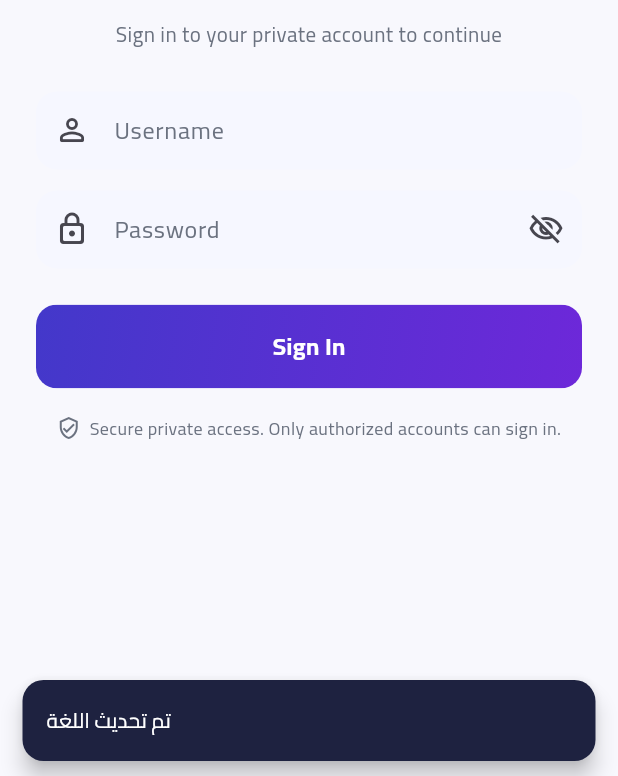
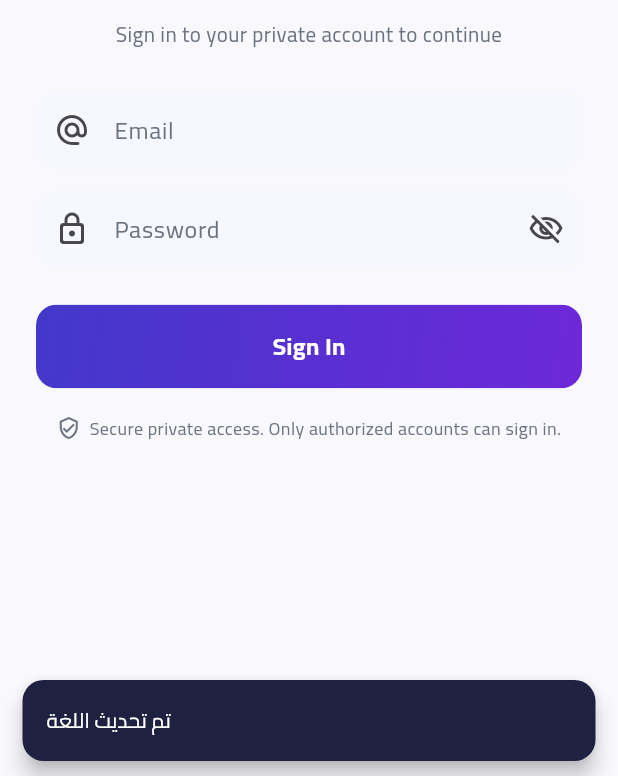
Before and after one commit to ahmedabdelsalam07/english-core-tap, a Flutter app: the LoginScreen screen opened by its route, after a tap on the "language" icon, on a phone screen of 412 x 824 dp, the part 460-1236 px from its top. Run offline on Flutter 3.47's test engine with Material 3 defaults, Android fonts, the phone set to English and light mode, and no system bars; our stand-ins replace audioplayers, firebase_auth, firebase_core, flutter_riverpod, flutter_secure_storage, flutter_tts and 4 more; missing offline and left inert: dart:html; accounts and stored records are empty.

Commit message:
Login with email + password (matches Firebase users) (v1.0.18)

```diff
--- a/lib/core/constants.dart
+++ b/lib/core/constants.dart
@@ -3,7 +3,7 @@ class Constants {
   static const String brand = 'ENGLISH CORE';
   static const String brandSub = 'MR. THARWAT TAWFIQ';
   /// Bump on every release (must match the GitHub release tag, without 'v').
-  static const String appVersion = '1.0.17';
+  static const String appVersion = '1.0.18';
   static const String githubRepo =
       'ahmedabdelsalam07/english-core-tap';
   static const String websiteUrl = 'https://www.quickpronounce.site/';
--- a/lib/data/services/backend_client.dart
+++ b/lib/data/services/backend_client.dart
@@ -8,8 +8,8 @@ import '../../core/constants.dart';
 import 'api_config.dart';
 import 'storage_keys.dart';
 
-/// Accounts sign in with a short username; the app maps it to an email on
-/// the project auth domain. The admin (teacher) creates these accounts.
+/// Accounts sign in with the email + password pair created for them in the
+/// Firebase console by the admin (teacher). No local email mapping is done.
 const String authEmailDomain = 'englishcore.app';
 
 /// Authenticated account (never stores the password).
@@ -68,7 +68,9 @@ class FirebaseAuthService implements AuthService {
 
   @override
   Future<UserAccount> login(String username, String password) async {
-    final email = toAuthEmail(username.trim());
+    // Accounts are Firebase Auth email+password users; the login field is the
+    // plain email address exactly as created in the Firebase console.
+    final email = username.trim();
     if (email.isEmpty || password.isEmpty) {
       throw const AppException(AppErrorKind.emptyInput);
     }
@@ -99,15 +101,7 @@ class FirebaseAuthService implements AuthService {
   }
 }
 
-/// Converts a short username (e.g. `student1`) to an auth email
-/// (`student1@englishcore.app`). Full emails pass through unchanged.
-String toAuthEmail(String input) {
-  final value = input.trim();
-  if (value.isEmpty) return '';
-  if (value.contains('@')) return value;
-  return '$value@$authEmailDomain';
-}
-
+/// Display name derived from the account email (the part before '@').
 String usernameFrom(User user) {
   final email = user.email;
   if (email == null || email.isEmpty) return user.uid;
--- a/lib/features/auth/login_screen.dart
+++ b/lib/features/auth/login_screen.dart
@@ -19,32 +19,40 @@ class LoginScreen extends ConsumerStatefulWidget {
 }
 
 class _LoginScreenState extends ConsumerState<LoginScreen> {
-  final _username = TextEditingController();
+  static final RegExp _emailRegex = RegExp(
+    r'^[^\s@]+@[^\s@]+\.[^\s@]+$',
+  );
+
+  final _email = TextEditingController();
   final _password = TextEditingController();
   bool _obscure = true;
   String? _error;
 
   @override
   void dispose() {
-    _username.dispose();
+    _email.dispose();
     _password.dispose();
     super.dispose();
   }
 
   Future<void> _login() async {
     final l10n = AppLocalizations.of(context);
-    final username = _username.text.trim();
+    final email = _email.text.trim();
     final password = _password.text;
 
-    if (username.isEmpty || password.isEmpty) {
+    if (email.isEmpty || password.isEmpty) {
       setState(() => _error = l10n.loginFieldRequired);
+      return;
+    }
+    if (!_emailRegex.hasMatch(email)) {
+      setState(() => _error = l10n.loginEmailInvalid);
       return;
     }
 
     FocusScope.of(context).unfocus();
     setState(() => _error = null);
     final controller = ref.read(authControllerProvider.notifier);
-    await controller.login(username, password);
+    await controller.login(email, password);
 
     if (!mounted) return;
     final state = ref.read(authControllerProvider);
@@ -126,12 +134,13 @@ const Row(
                   ),
                   const SizedBox(height: 28),
                   TextField(
-                    controller: _username,
+                    controller: _email,
+                    keyboardType: TextInputType.emailAddress,
                     textInputAction: TextInputAction.next,
-                    autofillHints: const [AutofillHints.username],
+                    autofillHints: const [AutofillHints.email],
                     decoration: InputDecoration(
                       labelText: l10n.loginUsername,
-                      prefixIcon: const Icon(Icons.person_outline_rounded),
+                      prefixIcon: const Icon(Icons.alternate_email_rounded),
                     ),
                   ),
                   const SizedBox(height: 14),
--- a/lib/l10n/app_en.arb
+++ b/lib/l10n/app_en.arb
@@ -27,14 +27,15 @@
 
   "loginTitle": "Welcome",
   "loginSubtitle": "Sign in to your private account to continue",
-  "loginUsername": "Username",
+  "loginUsername": "Email",
   "loginPassword": "Password",
   "loginButton": "Sign In",
   "loginLoading": "Signing in...",
-  "loginErrorInvalid": "Username or password is incorrect.",
+  "loginErrorInvalid": "Email or password is incorrect.",
   "loginErrorNetwork": "Could not connect to the server. Check your internet connection and try again.",
   "loginErrorBackend": "The secure backend is not configured. Please configure the API server before using the app.",
-  "loginFieldRequired": "Please enter username and password.",
+  "loginFieldRequired": "Please enter your email and password.",
+  "loginEmailInvalid": "Please enter a valid email address.",
   "loginSecureNote": "Secure private access. Only authorized accounts can sign in.",
 
   "homeTitle": "Pronounce English",
--- a/lib/l10n/app_localizations.dart
+++ b/lib/l10n/app_localizations.dart
@@ -239,7 +239,7 @@ abstract class AppLocalizations {
   /// No description provided for @loginUsername.
   ///
   /// In en, this message translates to:
-  /// **'Username'**
+  /// **'Email'**
   String get loginUsername;
 
   /// No description provided for @loginPassword.
@@ -263,7 +263,7 @@ abstract class AppLocalizations {
   /// No description provided for @loginErrorInvalid.
   ///
   /// In en, this message translates to:
-  /// **'Username or password is incorrect.'**
+  /// **'Email or password is incorrect.'**
   String get loginErrorInvalid;
 
   /// No description provided for @loginErrorNetwork.
@@ -281,8 +281,14 @@ abstract class AppLocalizations {
   /// No description provided for @loginFieldRequired.
   ///
   /// In en, this message translates to:
-  /// **'Please enter username and password.'**
+  /// **'Please enter your email and password.'**
   String get loginFieldRequired;
+
+  /// No description provided for @loginEmailInvalid.
+  ///
+  /// In en, this message translates to:
+  /// **'Please enter a valid email address.'**
+  String get loginEmailInvalid;
 
   /// No description provided for @loginSecureNote.
   ///
--- a/lib/l10n/app_localizations_en.dart
+++ b/lib/l10n/app_localizations_en.dart
@@ -81,7 +81,7 @@ class AppLocalizationsEn extends AppLocalizations {
   String get loginSubtitle => 'Sign in to your private account to continue';
 
   @override
-  String get loginUsername => 'Username';
+  String get loginUsername => 'Email';
 
   @override
   String get loginPassword => 'Password';
@@ -93,7 +93,7 @@ class AppLocalizationsEn extends AppLocalizations {
   String get loginLoading => 'Signing in...';
 
   @override
-  String get loginErrorInvalid => 'Username or password is incorrect.';
+  String get loginErrorInvalid => 'Email or password is incorrect.';
 
   @override
   String get loginErrorNetwork =>
@@ -104,7 +104,10 @@ class AppLocalizationsEn extends AppLocalizations {
       'The secure backend is not configured. Please configure the API server before using the app.';
 
   @override
-  String get loginFieldRequired => 'Please enter username and password.';
+  String get loginFieldRequired => 'Please enter your email and password.';
+
+  @override
+  String get loginEmailInvalid => 'Please enter a valid email address.';
 
   @override
   String get loginSecureNote =>
--- a/pubspec.yaml
+++ b/pubspec.yaml
@@ -1,7 +1,7 @@
 name: english_core_tap
 description: English Core TaP - تطبيق تعلم النطق الأمريكي مع الترجمة والكتابة الصوتية بالعربية. English Core - MR. THARWAT TAWFIQ.
 publish_to: 'none'
-version: 1.0.17+17
+version: 1.0.18+18
 
 environment:
   sdk: '>=3.3.0 <4.0.0'
```
Also changed, not shown: lib/l10n/app_ar.arb (+4 -3 lines), lib/l10n/app_localizations_ar.dart (+6 -3 lines).
